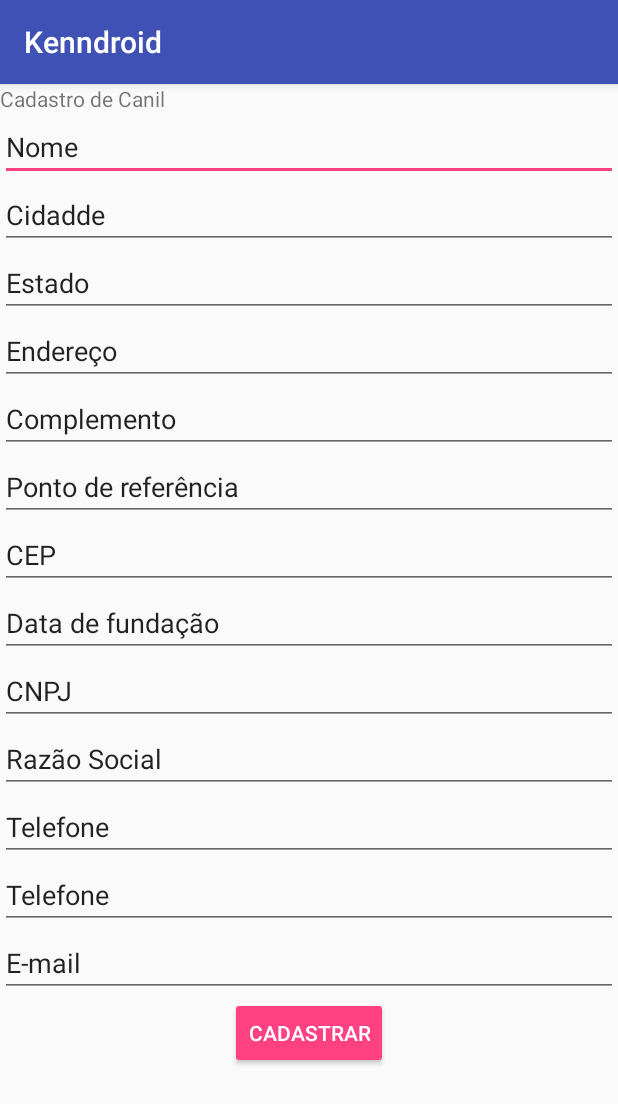
After one commit to renatastmelo/kenndroid, an Android app: the CanilActivity screen opened directly, with no data from a screen before it, on a phone screen of 412 x 824 dp. The commit adds this screen. Shown: the top 1104 px of the screen. Run offline under Robolectric (Android 15) with nearby library versions, the light colour scheme and no system bars.

Commit message:
layout da tela de cadastro de canil

```diff
--- a/src/app/src/main/AndroidManifest.xml
+++ b/src/app/src/main/AndroidManifest.xml
@@ -19,6 +19,7 @@
                 <category android:name="android.intent.category.LAUNCHER" />
             </intent-filter>
         </activity>
+        <activity android:name=".CanilActivity"></activity>
     </application>
 
 </manifest>
--- /dev/null
+++ b/src/app/src/main/java/renata/kenndroid/CanilActivity.java
@@ -0,0 +1,14 @@
+package renata.kenndroid;
+
+import android.support.v7.app.AppCompatActivity;
+import android.os.Bundle;
+import android.support.v7.widget.Toolbar;
+
+public class CanilActivity extends AppCompatActivity {
+
+    @Override
+    protected void onCreate(Bundle savedInstanceState) {
+        super.onCreate(savedInstanceState);
+        setContentView(R.layout.activity_canil);
+    }
+}
--- a/src/app/src/main/java/renata/kenndroid/MainActivity.java
+++ b/src/app/src/main/java/renata/kenndroid/MainActivity.java
@@ -1,5 +1,6 @@
 package renata.kenndroid;
 
+import android.content.Intent;
 import android.os.Bundle;
 import android.support.design.widget.FloatingActionButton;
 import android.support.design.widget.Snackbar;
@@ -18,13 +19,16 @@ public class MainActivity extends AppCompatActivity {
         setContentView(R.layout.activity_main);
         Toolbar toolbar = (Toolbar) findViewById(R.id.toolbar);
         setSupportActionBar(toolbar);
+    }
 
-        FloatingActionButton fab = (FloatingActionButton) findViewById(R.id.fab);
-        fab.setOnClickListener(new View.OnClickListener() {
+    public void onActivityCreated (Bundle savedInstanceState) {
+        final MainActivity activity = this;
+        View v = (View) findViewById(R.id.action_canil);
+        v.setOnClickListener(new View.OnClickListener() {
             @Override
             public void onClick(View view) {
-                Snackbar.make(view, "Replace with your own action", Snackbar.LENGTH_LONG)
-                        .setAction("Action", null).show();
+                Intent intent = new Intent(activity, CanilActivity.class);
+                startActivity(intent);
             }
         });
     }
@@ -56,4 +60,5 @@ public class MainActivity extends AppCompatActivity {
 
         return super.onOptionsItemSelected(item);
     }
+
 }
--- /dev/null
+++ b/src/app/src/main/res/layout/activity_canil.xml
@@ -0,0 +1,123 @@
+<?xml version="1.0" encoding="utf-8"?>
+<LinearLayout xmlns:android="http://schemas.android.com/apk/res/android"
+    android:orientation="vertical" android:layout_width="match_parent"
+    android:layout_height="match_parent">
+
+    <TextView
+        android:id="@+id/titulo_cad"
+        android:layout_width="match_parent"
+        android:layout_height="wrap_content"
+        android:text="@string/titulo_cad" />
+
+    <EditText
+        android:id="@+id/edt_nome"
+        android:layout_width="match_parent"
+        android:layout_height="wrap_content"
+        android:ems="10"
+        android:inputType="textPersonName"
+        android:text="@string/edt_nome" />
+
+    <EditText
+        android:id="@+id/edt_cidade"
+        android:layout_width="match_parent"
+        android:layout_height="wrap_content"
+        android:ems="10"
+        android:inputType="textPersonName"
+        android:text="@string/edt_cidade" />
+
+    <EditText
+        android:id="@+id/edt_estado"
+        android:layout_width="match_parent"
+        android:layout_height="wrap_content"
+        android:ems="10"
+        android:inputType="textPersonName"
+        android:text="@string/edt_estado" />
+
+    <EditText
+        android:id="@+id/edt_end"
+        android:layout_width="match_parent"
+        android:layout_height="wrap_content"
+        android:ems="10"
+        android:inputType="textPersonName"
+        android:text="@string/edt_end" />
+
+    <EditText
+        android:id="@+id/edt_compl"
+        android:layout_width="match_parent"
+        android:layout_height="wrap_content"
+        android:ems="10"
+        android:inputType="textPersonName"
+        android:text="@string/edt_compl" />
+
+    <EditText
+        android:id="@+id/edt_pt_ref"
+        android:layout_width="match_parent"
+        android:layout_height="wrap_content"
+        android:ems="10"
+        android:inputType="textPersonName"
+        android:text="@string/edt_pt_ref" />
+
+    <EditText
+        android:id="@+id/edt_cep"
+        android:layout_width="match_parent"
+        android:layout_height="wrap_content"
+        android:ems="10"
+        android:inputType="textPersonName"
+        android:text="@string/edt_cep" />
+
+    <EditText
+        android:id="@+id/edt_dataFund"
+        android:layout_width="match_parent"
+        android:layout_height="wrap_content"
+        android:ems="10"
+        android:inputType="textPersonName"
+        android:text="@string/edt_dataFund" />
+
+    <EditText
+        android:id="@+id/edt_cnpj"
+        android:layout_width="match_parent"
+        android:layout_height="wrap_content"
+        android:ems="10"
+        android:inputType="textPersonName"
+        android:text="@string/edt_cnpj" />
+
+    <EditText
+        android:id="@+id/edt_razao_social"
+        android:layout_width="match_parent"
+        android:layout_height="wrap_content"
+        android:ems="10"
+        android:inputType="textPersonName"
+        android:text="@string/edt_razao_social" />
+
+    <EditText
+        android:id="@+id/edt_fone1"
+        android:layout_width="match_parent"
+        android:layout_height="wrap_content"
+        android:ems="10"
+        android:inputType="textPersonName"
+        android:text="@string/edt_fone1" />
+
+    <EditText
+        android:id="@+id/edt_fone2"
+        android:layout_width="match_parent"
+        android:layout_height="wrap_content"
+        android:ems="10"
+        android:inputType="textPersonName"
+        android:text="@string/edt_fone2" />
+
+    <EditText
+        android:id="@+id/edt_email"
+        android:layout_width="match_parent"
+        android:layout_height="wrap_content"
+        android:ems="10"
+        android:inputType="textPersonName"
+        android:text="@string/edt_email" />
+
+    <Button
+        android:id="@+id/button"
+        style="@style/Widget.AppCompat.Button.Colored"
+        android:layout_width="wrap_content"
+        android:layout_height="wrap_content"
+        android:layout_gravity="center"
+        android:text="Cadastrar" />
+</LinearLayout>
--- a/src/app/src/main/res/values/strings.xml
+++ b/src/app/src/main/res/values/strings.xml
@@ -1,4 +1,5 @@
 <resources>
+    <!--menu -->
     <string name="app_name">Kenndroid</string>
     <string name="action_config">Configurações</string>
     <string name="action_canil">Canil</string>
@@ -10,4 +11,22 @@
     <string name="action_veterinarios">Veterinários</string>
     <string name="action_vacinas">Vacinas</string>
     <string name="action_eventos">Eventos</string>
+
+    <!--tela de cadastro de Canil-->
+    <string name="titulo_cad">Cadastro de Canil</string>
+
+    <!--campos de cadastros-->
+    <string name="edt_nome">Nome</string>
+    <string name="edt_cidade">Cidadde</string>
+    <string name="edt_estado">Estado</string>
+    <string name="edt_end">Endereço</string>
+    <string name="edt_compl">Complemento</string>
+    <string name="edt_pt_ref">Ponto de referência</string>
+    <string name="edt_cep">CEP</string>
+    <string name="edt_dataFund">Data de fundação</string>
+    <string name="edt_cnpj">CNPJ</string>
+    <string name="edt_razao_social">Razão Social</string>
+    <string name="edt_fone1">Telefone</string>
+    <string name="edt_fone2">Telefone</string>
+    <string name="edt_email">E-mail</string>
 </resources>
```
